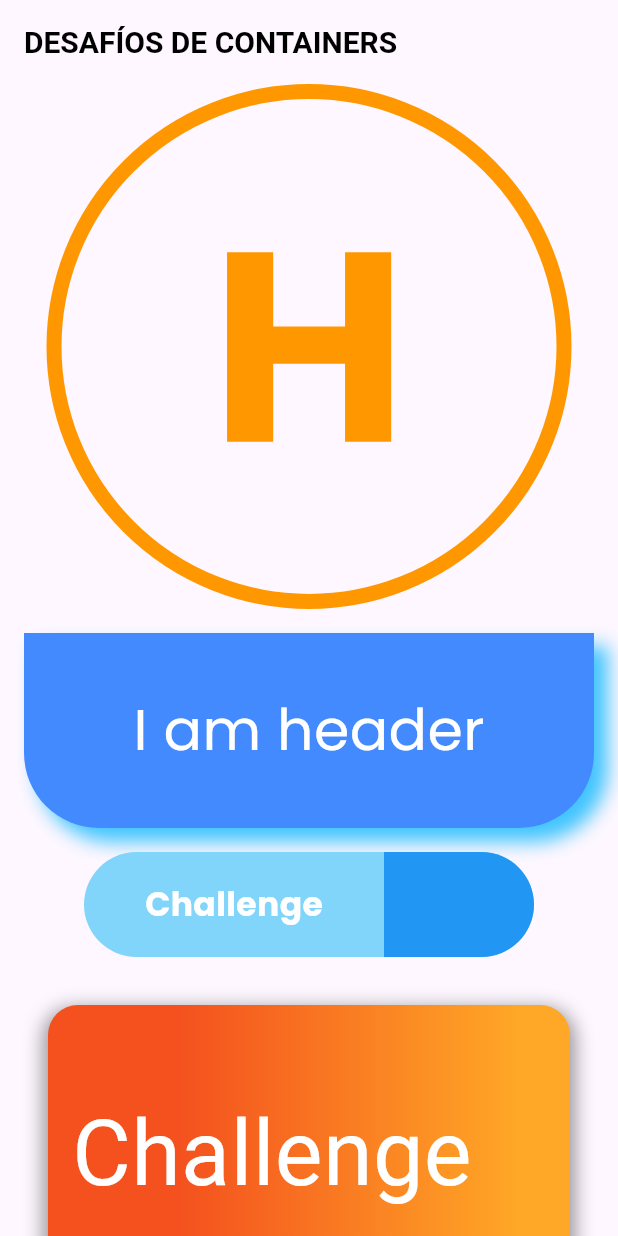
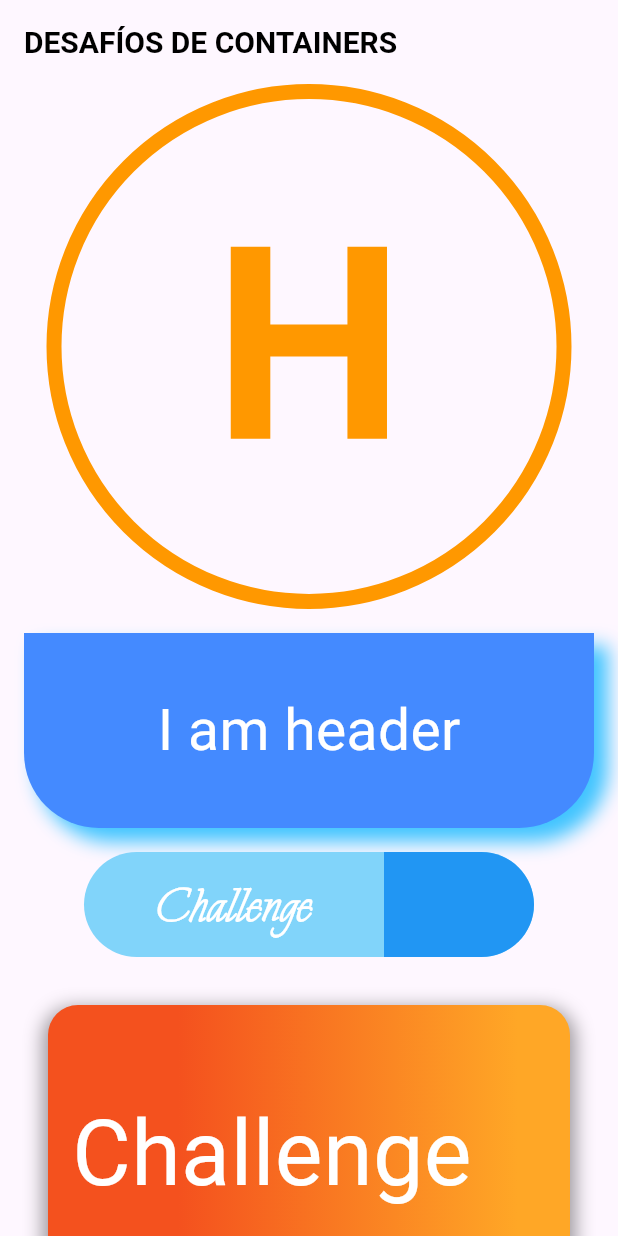
Before and after one commit to fr4nsgallegos/futureAppG13, a Flutter app: the screen it shows after launch, on a phone screen of 412 x 824 dp. Run offline on Flutter 3.47's test engine with Material 3 defaults, Android fonts, the phone set to English and light mode, and no system bars; our stand-ins replace google_fonts; Roboto replaces fonts that are missing (Fascinate, Festive).

```diff
--- a/lib/pages/desafios_container_page.dart
+++ b/lib/pages/desafios_container_page.dart
@@ -69,8 +69,9 @@ class DesafiosContainerPage extends StatelessWidget {
                 child: Text(
                   'Challenge',
                   style: TextStyle(
+                    fontFamily: "Explora",
                     color: Colors.white,
-                    fontSize: 22,
+                    fontSize: 40,
                     fontWeight: FontWeight.bold,
                   ),
                 ),
```
Also changed, not shown: lib/main.dart (+5 -2 lines), pubspec.yaml (+9 -2 lines), assets/fonts/Explora-Regular.ttf (added), 1 other file.
